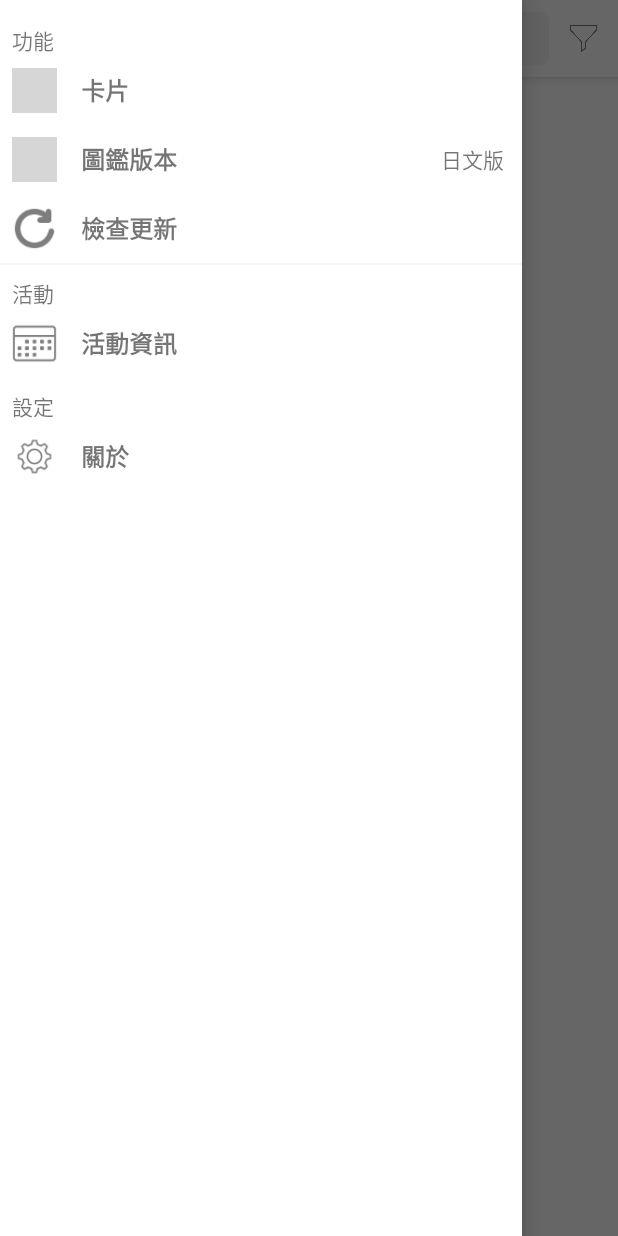
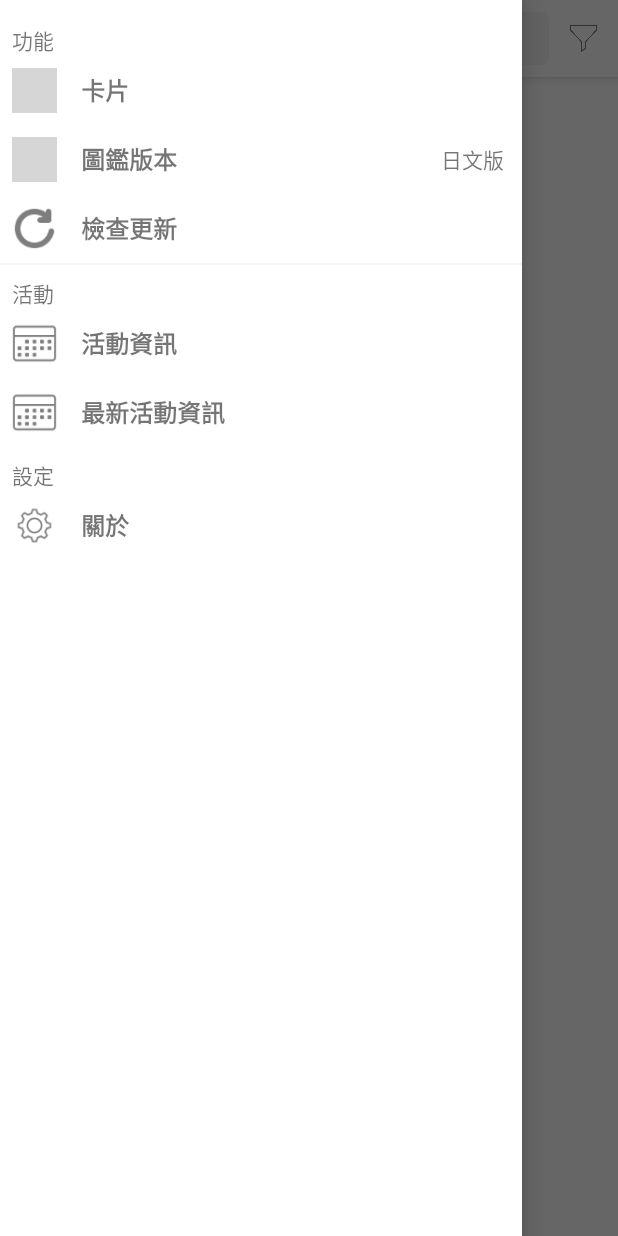
Before and after one commit to mizukikk/MLTD, an Android app: the screen it shows after launch (MainActivity), with the side drawer open, on a phone screen of 412 x 824 dp. Run offline under Robolectric (Android 15) with nearby library versions, the phone set to English and light mode, and no system bars; our stand-ins replace FlexboxLayout, Room's generated code, data binding; libraries missing offline, so code that uses them is left out: com.facebook.stetho; 8 statements that could not run were skipped; grey boxes are pictures that could not be loaded.

Commit message:
add current event functions

```diff
--- a/app/src/main/java/com/mizukikk/mltd/main/BaseMainFragment.kt
+++ b/app/src/main/java/com/mizukikk/mltd/main/BaseMainFragment.kt
@@ -59,6 +59,7 @@ abstract class BaseMainFragment<VM : BaseMainViewModel, B : ViewDataBinding>(@La
             }
         })
         viewModel.toastEvent.observe(this, Observer { message ->
+            parentActivity?.dismissProgressBar()
             parentActivity?.showToast(message)
         })
     }
--- a/app/src/main/java/com/mizukikk/mltd/main/MainActivity.kt
+++ b/app/src/main/java/com/mizukikk/mltd/main/MainActivity.kt
@@ -77,6 +77,19 @@ class MainActivity : AppCompatActivity(), InteractiveMainActivity {
                         reloadCardData()
                 }
                 .show()
+        })
+        viewModel.currentEventEvent.observe(this, Observer {
+            setEventDetailFragment(it)
+        })
+        viewModel.progressEvent.observe(this, Observer { show ->
+            if (show) {
+                showProgressBar()
+            } else {
+                dismissProgressBar()
+            }
+        })
+        viewModel.toastEvent.observe(this, Observer { message ->
+            showToast(message)
         })
     }
 
--- a/app/src/main/java/com/mizukikk/mltd/main/event/viewmodel/EventDetailViewModel.kt
+++ b/app/src/main/java/com/mizukikk/mltd/main/event/viewmodel/EventDetailViewModel.kt
@@ -13,10 +13,8 @@ class EventDetailViewModel(application: Application) : BaseMainViewModel(applica
     val lastPointListLiveData = MutableLiveData<List<LastPointData>>()
 
     fun getLastEventData(id: Int) {
-        showProgress()
         repository.getLastEventPoints(id, object : ResponseCallBack<GetLastPointResponse> {
             override fun success(response: GetLastPointResponse) {
-                dismissProgress()
                 lastPointListLiveData.postValue(response.getLastPointList())
             }
 
@@ -25,8 +23,7 @@ class EventDetailViewModel(application: Application) : BaseMainViewModel(applica
                 errorCode: Int?,
                 call: Call<GetLastPointResponse>
             ) {
-                dismissProgress()
-
+                lastPointListLiveData.postValue(null)
             }
         })
 
--- a/app/src/main/res/layout/nav_main_functions.xml
+++ b/app/src/main/res/layout/nav_main_functions.xml
@@ -61,6 +61,12 @@
                 android:layout_width="match_parent"
                 android:layout_height="wrap_content" />
 
+            <include
+                android:id="@+id/currentEvent"
+                layout="@layout/item_function"
+                android:layout_width="match_parent"
+                android:layout_height="wrap_content" />
+
             <TextView
                 style="@style/H5"
                 android:layout_width="wrap_content"
--- a/app/src/main/res/values/strings.xml
+++ b/app/src/main/res/values/strings.xml
@@ -1,7 +1,7 @@
 <resources>
     <string name="app_name_release">MLTD小幫手</string>
     <string name="app_name_dev">MLTD小幫手Dev</string>
-    <string name="service_error">service error</string>
+    <string name="service_error">伺服器錯誤，請稍後再嘗試。</string>
 
     <!--  Card lang  -->
     <string name="lang_ja">日文版</string>
@@ -77,6 +77,7 @@
     <string name="nav_title_function">功能</string>
     <string name="nav_title_event">活動</string>
     <string name="nav_main_event">活動資訊</string>
+    <string name="nav_main_current_event">最新活動資訊</string>
     <string name="nav_title_settings">設定</string>
     <string name="nav_main_check_update">檢查更新</string>
 
```
Also changed, not shown: app/src/main/java/com/mizukikk/mltd/main/event/EventDetailFragment.kt (+6 -2 lines), app/src/main/java/com/mizukikk/mltd/main/viewmodel/MainViewModel.kt (+33 -0 lines), app/src/main/res/layout/fragment_event_detail.xml (+8 -0 lines).
